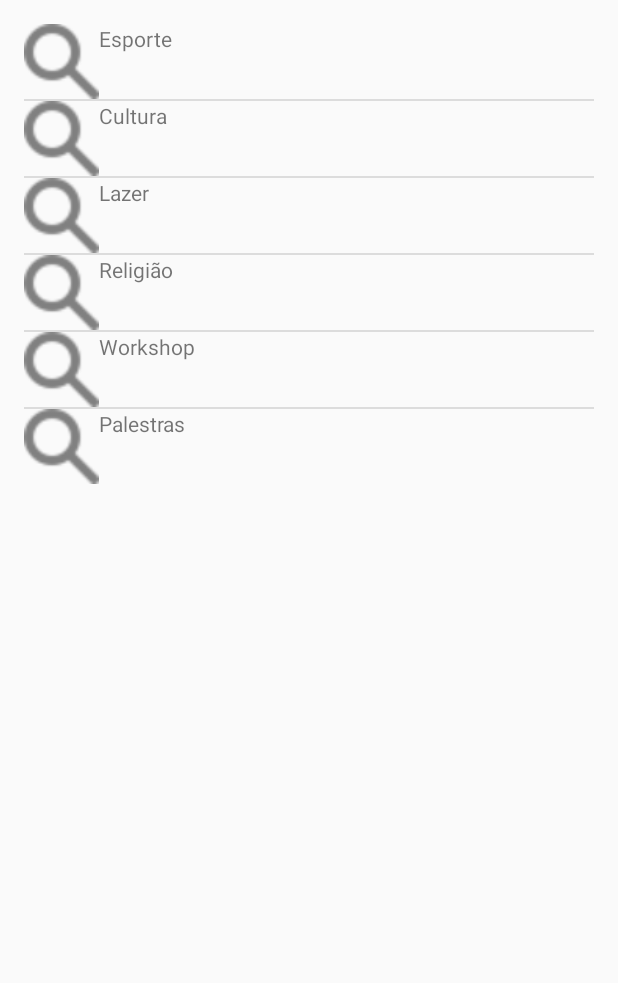
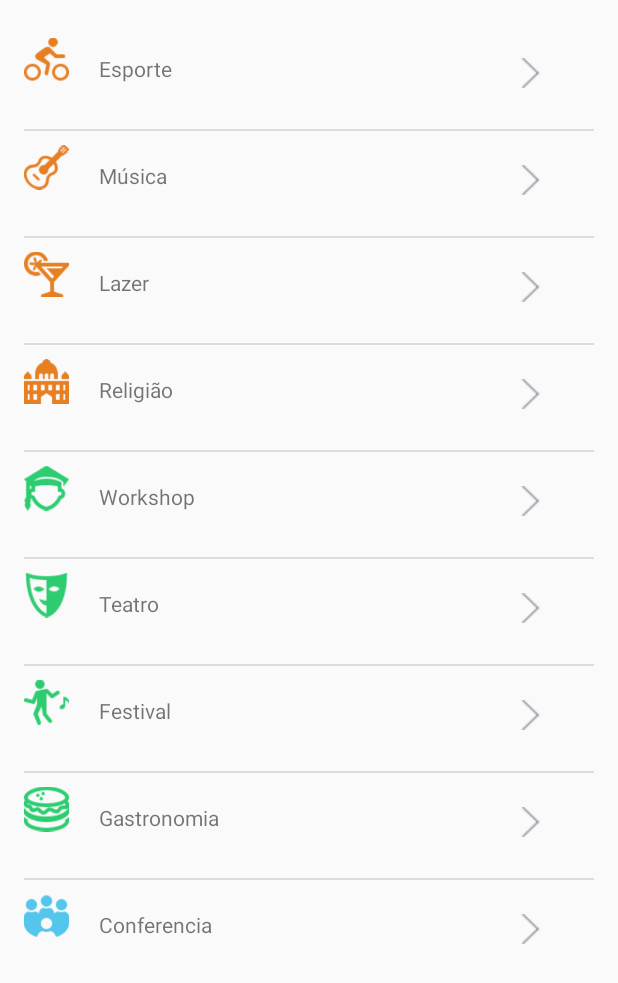
Before and after one commit to JulianaAbreu/Android-Platz, an Android app: the ListaCategorias screen opened directly, with no data from a screen before it, on a phone screen of 412 x 824 dp. Shown: the top 983 px of the screen. Run offline under Robolectric (Android 15) with nearby library versions, the light colour scheme and no system bars; our stand-ins replace CircleImageView.

Commit message:
Atualizações-Categorias ListView

```diff
--- a/app/src/main/java/com/example/jaqueju/appplatz/Fragment/HomeFragment.java
+++ b/app/src/main/java/com/example/jaqueju/appplatz/Fragment/HomeFragment.java
@@ -20,6 +20,7 @@ import android.widget.SeekBar;
 import android.widget.Toast;
 
 import com.example.jaqueju.appplatz.ImagesAdapter;
+import com.example.jaqueju.appplatz.ListaCategorias;
 import com.example.jaqueju.appplatz.LoginActivity;
 import com.example.jaqueju.appplatz.R;
 import com.example.jaqueju.appplatz.RegisterActivity;
@@ -71,7 +72,7 @@ public class HomeFragment extends Fragment {
         btnCategorias.setOnClickListener(new View.OnClickListener() {
             @Override
             public void onClick(View view) {
-                Intent i = new Intent(getActivity(), RegisterActivity.class);
+                Intent i = new Intent(getActivity(), ListaCategorias.class);
                 startActivity(i);
 
                // Log.d("Test","Testando");
--- a/app/src/main/java/com/example/jaqueju/appplatz/ListaCategorias.java
+++ b/app/src/main/java/com/example/jaqueju/appplatz/ListaCategorias.java
@@ -19,20 +19,27 @@ public class ListaCategorias extends Activity {
 
     String [] categorias ={
             "Esporte",
-            "Cultura",
+            "Música",
             "Lazer",
             "Religião",
             "Workshop",
-            "Palestras"
+            "Teatro",
+            "Festival",
+            "Gastronomia",
+            "Conferencia"
     };
     Integer [] imagesid ={
-            R.drawable.icon_search,
-            R.drawable.icon_search,
-            R.drawable.icon_search,
-            R.drawable.icon_search,
-            R.drawable.icon_search,
-            R.drawable.icon_search,
-            R.drawable.icon_search
+            R.drawable.teste_sporte,
+            R.drawable.music_ctg,
+            R.drawable.lazer_ctg,
+            R.drawable.religiao_ctg,
+            R.drawable.workshop_ctg,
+            R.drawable.teatro_ctg,
+            R.drawable.festival_ctg,
+            R.drawable.gastronomia_ctg,
+            R.drawable.conference_ctg
+
+
     };
 
 
--- a/app/src/main/res/layout/activity_lista_categorias.xml
+++ b/app/src/main/res/layout/activity_lista_categorias.xml
@@ -3,9 +3,8 @@
     xmlns:tools="http://schemas.android.com/tools"
     android:layout_width="match_parent"
     android:layout_height="match_parent"
-    android:paddingBottom="@dimen/activity_vertical_margin"
+    android:paddingRight="@dimen/activity_horizontal_margin"
     android:paddingLeft="@dimen/activity_horizontal_margin"
-    android:paddingRight="@dimen/activity_horizontal_margin"
     android:paddingTop="@dimen/activity_vertical_margin"
     tools:context=".MainActivity" >
 
@@ -14,6 +13,7 @@
         android:layout_width="wrap_content"
         android:layout_height="wrap_content" >
 
+
     </ListView>
 
 </RelativeLayout>
--- a/app/src/main/res/layout/list_single_ctg.xml
+++ b/app/src/main/res/layout/list_single_ctg.xml
@@ -1,17 +1,31 @@
 <?xml version="1.0" encoding="utf-8"?>
 <TableLayout xmlns:android="http://schemas.android.com/apk/res/android"
     android:layout_width="match_parent"
-    android:layout_height="match_parent">
-    <TableRow>
+    android:layout_height="wrap_content">
+
+    <TableRow
+        >
+
         <ImageView
             android:id="@+id/img"
-            android:layout_width="50dp"
-            android:layout_height="50dp"/>
+            android:layout_width="30dp"
+            android:layout_height="wrap_content"/>
 
         <TextView
+            android:layout_marginTop="20dp"
             android:id="@+id/txt"
             android:layout_width="wrap_content"
-            android:layout_height="50dp" />
+            android:layout_height="50dp"
+            android:layout_marginLeft="20dp"
+            />
+
+
     </TableRow>
-
+    <ImageView
+        android:layout_marginTop="-47dp"
+        android:layout_width="wrap_content"
+        android:layout_height="wrap_content"
+        android:src="@drawable/icc_arrow"
+        android:layout_marginLeft="295dp"
+        />
 </TableLayout>
```
Also changed, not shown: app/src/main/res/drawable/conference_ctg.png (added), app/src/main/res/drawable/cultura_ctg.png (added), app/src/main/res/drawable/esporte_teste_ctg.png (added), app/src/main/res/drawable/festival_ctg.png (added), app/src/main/res/drawable/gastronomia_ctg.png (added), app/src/main/res/drawable/icc_arrow.png (added), app/src/main/res/drawable/lazer_ctg.png (added), app/src/main/res/drawable/music_ctg.png (added), app/src/main/res/drawable/religiao_ctg.png (added), app/src/main/res/drawable/teatro_ctg.png (added), app/src/main/res/drawable/teste_sporte.png (added), app/src/main/res/drawable/workshop_ctg.png (added).
